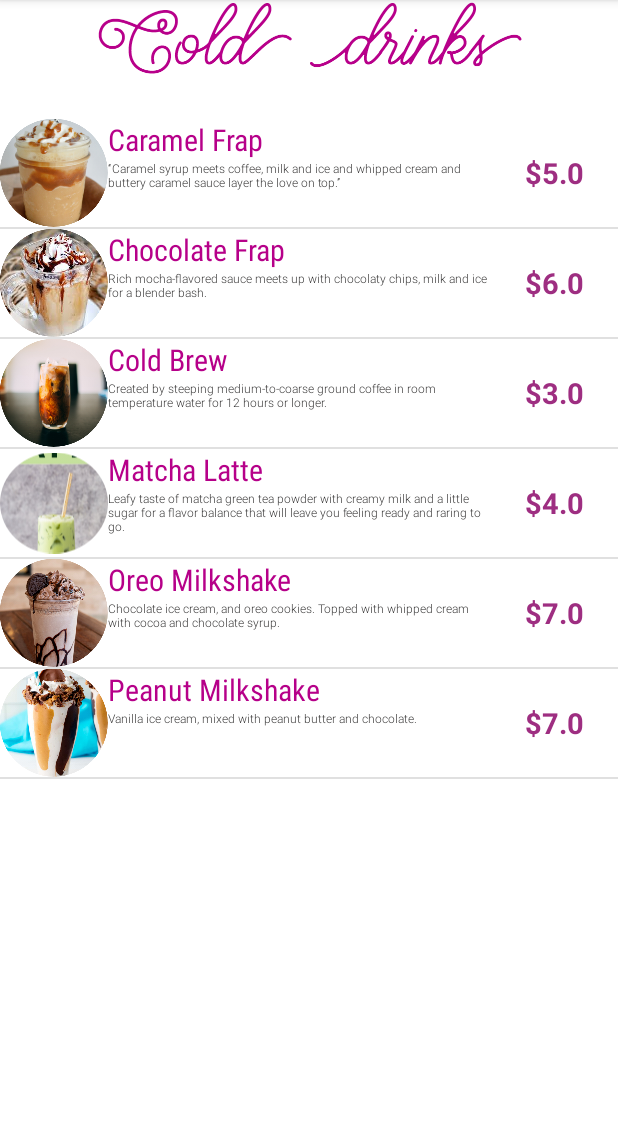
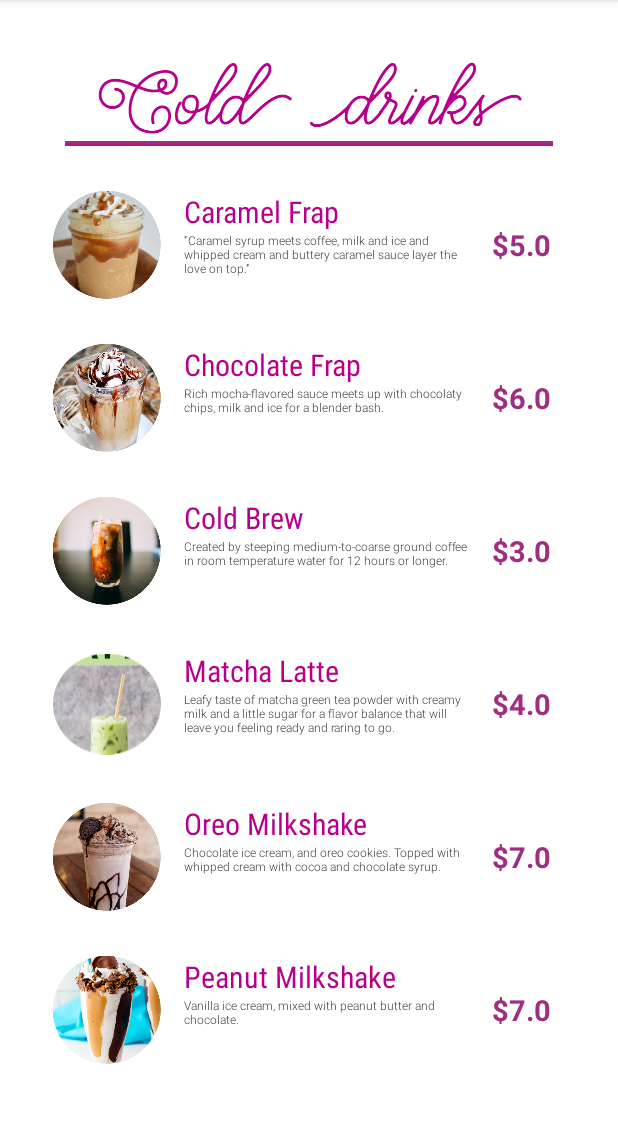
Before and after one commit to Sebastian-Maciel/Practica-4---The-Cheezery, an Android app: the MenuActivity screen opened directly, with no data from a screen before it, after a tap on "COLD DRINKS", on a phone screen of 412 x 824 dp, the part 84-1207 px from its top. Run offline under Robolectric (Android 15) with nearby library versions, the phone set to English and light mode, and no system bars.

Commit message:
Se corrigieron margenes y se termino el diseño de la interfaz de los productos

```diff
--- a/app/src/main/res/layout/activity_products.xml
+++ b/app/src/main/res/layout/activity_products.xml
@@ -11,11 +11,21 @@
         android:id="@+id/product_title_image"
         android:layout_width="match_parent"
         android:layout_height="wrap_content"
-        android:src="@drawable/colddrinks"
-        />
+        android:layout_marginTop="40dp"
+        android:src="@drawable/colddrinks" />
+
+    <View
+        android:layout_width="325dp"
+        android:layout_marginTop="-25dp"
+        android:layout_gravity="center_horizontal"
+        android:layout_height="3dp"
+        android:background="@drawable/first_gradient"/>
+
     <ListView
         android:id="@+id/List_View"
         android:layout_width="match_parent"
         android:layout_height="match_parent"
+        android:dividerHeight="0dp"
+        android:divider="@null"
         />
 </LinearLayout>
--- a/app/src/main/res/layout/product_view.xml
+++ b/app/src/main/res/layout/product_view.xml
@@ -4,8 +4,12 @@
     android:layout_width="match_parent"
     android:layout_height="wrap_content">
 
+
+
     <ImageView
         android:id="@+id/product_img"
+        android:layout_marginLeft="35dp"
+        android:layout_marginTop="30dp"
         android:layout_width="72dp"
         android:layout_height="72dp"
         android:src="@drawable/caramelfrap" />
@@ -18,14 +22,18 @@
 
         <TextView
             android:id="@+id/product_name"
-            android:textSize="20sp"
-            android:fontFamily="sans-serif-condensed"
-            android:textColor="@color/name_color"
+            android:layout_marginLeft="15dp"
+            android:layout_marginTop="30dp"
             android:layout_width="wrap_content"
             android:layout_height="wrap_content"
-            android:text="Caramel Frap"/>
+            android:fontFamily="sans-serif-condensed"
+            android:text="Caramel Frap"
+            android:textColor="@color/name_color"
+            android:textSize="20sp"
+            />
         <TextView
             android:id="@+id/product_description"
+            android:layout_marginLeft="15dp"
             android:textSize="8sp"
             android:textColor="@color/description_color"
             android:fontFamily="sans-serif-light"
@@ -38,6 +46,8 @@
 
     <TextView
         android:id="@+id/product_price"
+        android:layout_marginTop="30dp"
+        android:layout_marginRight="30dp"
         android:layout_weight="1"
         android:layout_width="0dp"
         android:layout_height="match_parent"
--- a/app/src/main/res/values/strings.xml
+++ b/app/src/main/res/values/strings.xml
@@ -14,7 +14,7 @@
     <string name="hot_drinks">Hot drinks</string>
     <string name="sweets">Sweets</string>
     <string name="salties">Salties</string>
-    <string name="Combos">Combos</string>z
+    <string name="Combos">Combos</string>
     <string name="custom">Custom</string>
 
 
```
